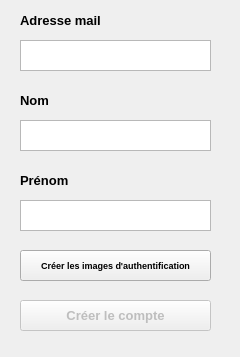
First picture: the form in VisioFace/formsigninwindows.ui, repository Ghostivan/Projet-Sananes, before the edit.
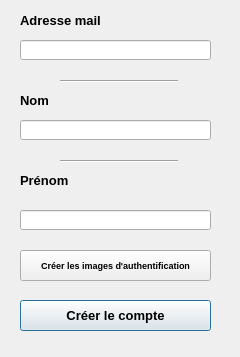
Second picture: the form after the edit.

```diff
--- a/VisioFace/formsigninwindows.ui
+++ b/VisioFace/formsigninwindows.ui
@@ -13,54 +13,9 @@
   <property name="windowTitle">
    <string>Inscription - VISIOFACE</string>
   </property>
-  <widget class="QTextEdit" name="textEdit">
-   <property name="geometry">
-    <rect>
-     <x>20</x>
-     <y>40</y>
-     <width>191</width>
-     <height>31</height>
-    </rect>
-   </property>
-   <property name="font">
-    <font>
-     <pointsize>7</pointsize>
-    </font>
-   </property>
-  </widget>
-  <widget class="QTextEdit" name="textEdit_2">
-   <property name="geometry">
-    <rect>
-     <x>20</x>
-     <y>120</y>
-     <width>191</width>
-     <height>31</height>
-    </rect>
-   </property>
-   <property name="font">
-    <font>
-     <pointsize>7</pointsize>
-    </font>
-   </property>
-  </widget>
-  <widget class="QTextEdit" name="textEdit_3">
-   <property name="geometry">
-    <rect>
-     <x>20</x>
-     <y>200</y>
-     <width>191</width>
-     <height>31</height>
-    </rect>
-   </property>
-   <property name="font">
-    <font>
-     <pointsize>7</pointsize>
-    </font>
-   </property>
-  </widget>
-  <widget class="QPushButton" name="pushButton">
+  <widget class="QPushButton" name="btnCreate">
    <property name="enabled">
-    <bool>false</bool>
+    <bool>true</bool>
    </property>
    <property name="geometry">
     <rect>
@@ -161,6 +116,62 @@
     <string>Créer les images d'authentification</string>
    </property>
   </widget>
+  <widget class="QLineEdit" name="liedMail">
+   <property name="geometry">
+    <rect>
+     <x>20</x>
+     <y>40</y>
+     <width>191</width>
+     <height>20</height>
+    </rect>
+   </property>
+  </widget>
+  <widget class="QLineEdit" name="liedNom">
+   <property name="geometry">
+    <rect>
+     <x>20</x>
+     <y>120</y>
+     <width>191</width>
+     <height>20</height>
+    </rect>
+   </property>
+  </widget>
+  <widget class="Line" name="line">
+   <property name="geometry">
+    <rect>
+     <x>60</x>
+     <y>160</y>
+     <width>118</width>
+     <height>3</height>
+    </rect>
+   </property>
+   <property name="orientation">
+    <enum>Qt::Horizontal</enum>
+   </property>
+  </widget>
+  <widget class="Line" name="line_2">
+   <property name="geometry">
+    <rect>
+     <x>60</x>
+     <y>80</y>
+     <width>118</width>
+     <height>3</height>
+    </rect>
+   </property>
+   <property name="orientation">
+    <enum>Qt::Horizontal</enum>
+   </property>
+  </widget>
+  <widget class="QLineEdit" name="liedPrenom">
+   <property name="geometry">
+    <rect>
+     <x>20</x>
+     <y>210</y>
+     <width>191</width>
+     <height>20</height>
+    </rect>
+   </property>
+  </widget>
  </widget>
  <resources/>
  <connections/>
```
Left out of the diff: 2 changed lines with no effect on the pictures.
